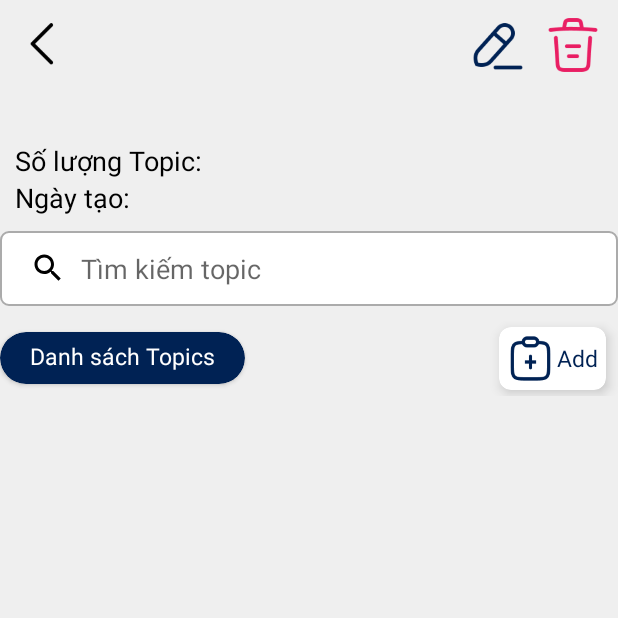
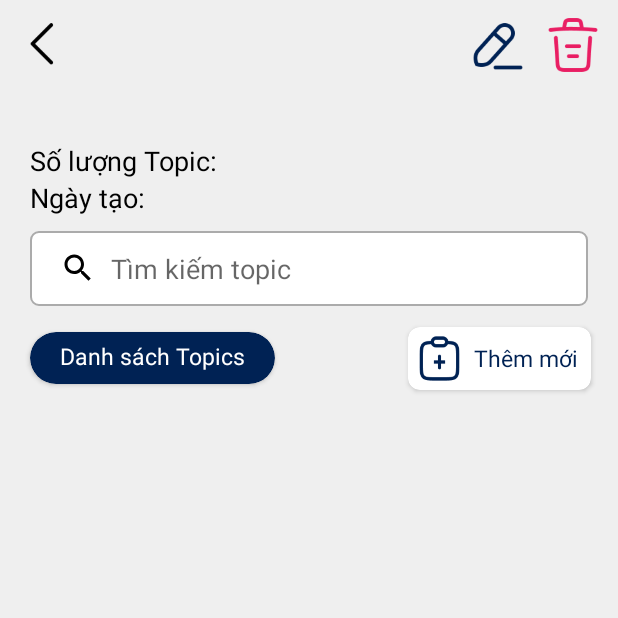
Before and after one commit to vietthong812/mobile_android, an Android app: the FolderDetail screen opened directly, with no data from a screen before it, on a phone screen of 412 x 824 dp, the top half of it. Run offline under Robolectric (Android 15) with nearby library versions, the phone set to English and light mode, and no system bars; our stand-ins replace Firebase (no records; nobody signed in at launch, a user with empty details on screens opened directly); Roboto replaces fonts that are not available here.

Commit message:
Fix layout v1

```diff
--- a/EStudy_App/app/src/main/res/layout/activity_register.xml
+++ b/EStudy_App/app/src/main/res/layout/activity_register.xml
@@ -101,7 +101,7 @@
                 android:drawableTint="@color/black"
                 android:gravity="center_vertical"
                 android:hint="Ngày sinh"
-                android:inputType="date"
+                android:inputType="datetime"
                 android:paddingStart="20dp" />
 
             <EditText
--- a/EStudy_App/app/src/main/res/layout/edit_password.xml
+++ b/EStudy_App/app/src/main/res/layout/edit_password.xml
@@ -4,6 +4,7 @@
     android:layout_height="match_parent"
     xmlns:app="http://schemas.android.com/apk/res-auto"
     android:orientation="vertical"
+    android:padding="10dp"
     android:fitsSystemWindows="true"
     android:background="@color/white">
     <LinearLayout
--- a/EStudy_App/app/src/main/res/layout/edit_profile.xml
+++ b/EStudy_App/app/src/main/res/layout/edit_profile.xml
@@ -4,6 +4,7 @@
     android:layout_height="match_parent"
     xmlns:app="http://schemas.android.com/apk/res-auto"
     android:orientation="vertical"
+    android:padding="10dp"
     android:fitsSystemWindows="true"
     android:background="@color/white">
 
--- a/EStudy_App/app/src/main/res/layout/folder_detail.xml
+++ b/EStudy_App/app/src/main/res/layout/folder_detail.xml
@@ -5,14 +5,15 @@
     xmlns:app="http://schemas.android.com/apk/res-auto"
     android:orientation="vertical"
     android:padding="10dp"
+
     android:fitsSystemWindows="true"
     android:background="@color/lightgrey">
     <LinearLayout
         android:id="@+id/title"
         android:layout_width="match_parent"
         android:layout_height="wrap_content"
-        android:orientation="horizontal"
-        android:padding="10dp">
+        android:padding="10dp"
+        android:orientation="horizontal">
 
         <androidx.appcompat.widget.AppCompatButton
             android:id="@+id/btnCancel"
@@ -58,7 +59,9 @@
 
     <ScrollView
         android:layout_width="match_parent"
-        android:layout_height="match_parent">
+        android:layout_height="match_parent"
+        android:paddingLeft="10dp"
+        android:paddingRight="10dp">
 
         <LinearLayout
             android:layout_width="match_parent"
@@ -73,7 +76,7 @@
                     android:id="@+id/tenFolder"
                     android:layout_width="wrap_content"
                     android:layout_height="wrap_content"
-                    android:text="@string/tenfolder"
+                    android:text="Tên Folder"
                     android:textSize="25sp"
                     android:textStyle="bold"
                     android:textColor="@color/black" />
@@ -107,6 +110,8 @@
                 android:padding="10dp"
                 android:paddingStart="20dp"
                 android:layout_marginBottom="10dp"
+                android:layout_marginLeft="10dp"
+                android:layout_marginRight="10dp"
                 android:textSize="18sp" />
             <LinearLayout
                 android:layout_width="match_parent"
@@ -120,6 +125,7 @@
                     android:layout_width="wrap_content"
                     android:layout_height="wrap_content"
                     android:layout_gravity="center"
+                    android:layout_marginLeft="10dp"
                     android:backgroundTint="@color/deepblue"
                     app:cardCornerRadius="50dp">
 
@@ -133,7 +139,8 @@
                         android:paddingRight="20dp"
                         android:paddingTop="5dp"
                         android:textSize="15sp"
-                        android:layout_marginBottom="8dp" />
+                        android:layout_marginBottom="8dp"
+                        />
                 </androidx.cardview.widget.CardView>
 
                 <View
@@ -151,7 +158,7 @@
                     android:clickable="true"
                     android:focusable="true"
                     app:cardCornerRadius="8dp"
-                    app:cardElevation="5dp">
+                    app:cardElevation="2dp">
                     <LinearLayout
                         android:layout_width="wrap_content"
                         android:layout_height="wrap_content"
@@ -169,10 +176,10 @@
                             android:id="@+id/tvAdd"
                             android:layout_width="wrap_content"
                             android:layout_height="wrap_content"
-                            android:text="Add"
+                            android:text="Thêm mới"
                             android:layout_gravity="center"
                             android:gravity="center"
-                            android:layout_marginRight="2dp"
+                            android:padding="5dp"
                             android:textColor="@color/deepblue"
                             android:textSize="15sp" />
                     </LinearLayout>
--- a/EStudy_App/app/src/main/res/layout/fragment_tag3.xml
+++ b/EStudy_App/app/src/main/res/layout/fragment_tag3.xml
@@ -39,7 +39,7 @@
                 android:layout_width="wrap_content"
                 android:layout_height="wrap_content"
                 android:backgroundTint="@color/deepblue"
-                android:layout_marginTop="20dp"
+                android:layout_marginTop="10dp"
                 app:cardCornerRadius="50dp">
                 <TextView
                     android:id="@+id/topic_all_title"
--- a/EStudy_App/app/src/main/res/layout/topic_item_mini_selection.xml
+++ b/EStudy_App/app/src/main/res/layout/topic_item_mini_selection.xml
@@ -20,14 +20,10 @@
         android:gravity="center_vertical">
 
         <ImageView
-            android:id="@+id/btnSave"
             android:layout_width="60dp"
             android:layout_height="60dp"
             android:layout_marginRight="10dp"
             android:background="@drawable/folder_icon"
-            android:clickable="true"
-            android:focusable="true"
-            android:foreground="?attr/selectableItemBackground"
             android:contentDescription="Save the word"/>
 
         <LinearLayout
--- a/EStudy_App/app/src/main/res/layout/word_item.xml
+++ b/EStudy_App/app/src/main/res/layout/word_item.xml
@@ -11,7 +11,7 @@
     android:focusable="true"
 
     app:cardCornerRadius="8dp"
-    app:cardElevation="20dp">
+    app:cardElevation="5dp">
 
     <LinearLayout
         android:layout_width="match_parent"
@@ -41,7 +41,6 @@
                 android:layout_weight="1"
                 android:gravity="left"
                 android:text="Name"
-                android:textStyle="bold"
                 android:textSize="18dp"
                 android:layout_gravity="center"
                 android:id="@+id/edtWordMean" />
--- a/EStudy_App/app/src/main/res/layout/word_item_add.xml
+++ b/EStudy_App/app/src/main/res/layout/word_item_add.xml
@@ -11,7 +11,7 @@
     android:focusable="true"
 
     app:cardCornerRadius="8dp"
-    app:cardElevation="10dp">
+    app:cardElevation="5dp">
 
     <LinearLayout
         android:layout_width="match_parent"
--- a/EStudy_App/app/src/main/res/layout/word_item_flashcard.xml
+++ b/EStudy_App/app/src/main/res/layout/word_item_flashcard.xml
@@ -11,7 +11,7 @@
     android:focusable="true"
 
     app:cardCornerRadius="8dp"
-    app:cardElevation="20dp">
+    app:cardElevation="5dp">
 
     <LinearLayout
         android:layout_width="match_parent"
```
Also changed, not shown: EStudy_App/app/src/main/AndroidManifest.xml (+8 -5 lines), EStudy_App/app/src/main/res/layout/folder_item.xml (+8 -2 lines), EStudy_App/app/src/main/res/layout/fragment_tag1.xml (+9 -8 lines), EStudy_App/app/src/main/res/layout/fragment_tag2.xml (+5 -5 lines), EStudy_App/app/src/main/res/layout/them_tu_vao_topic.xml (+8 -2 lines), EStudy_App/app/src/main/res/layout/topic_detail.xml (+8 -10 lines), EStudy_App/app/src/main/res/layout/topic_item_mini.xml (+7 -1 lines).
